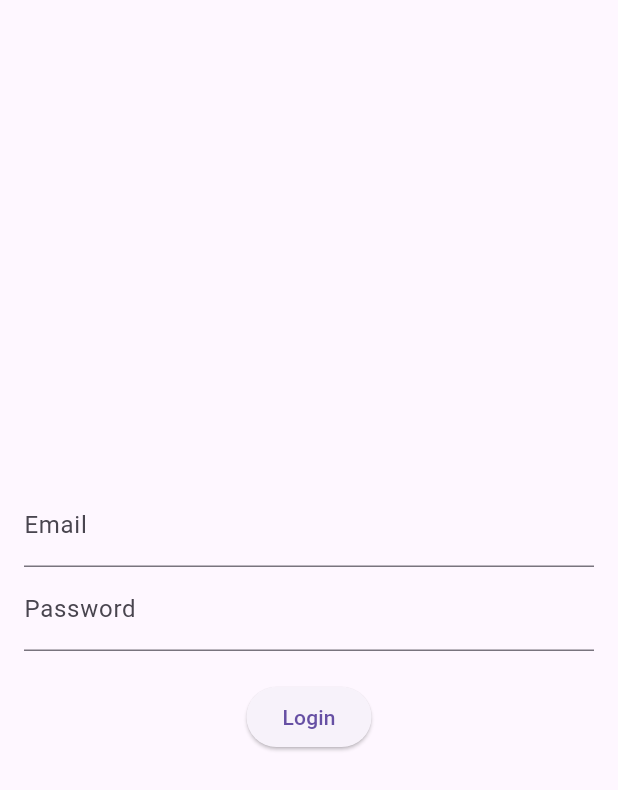
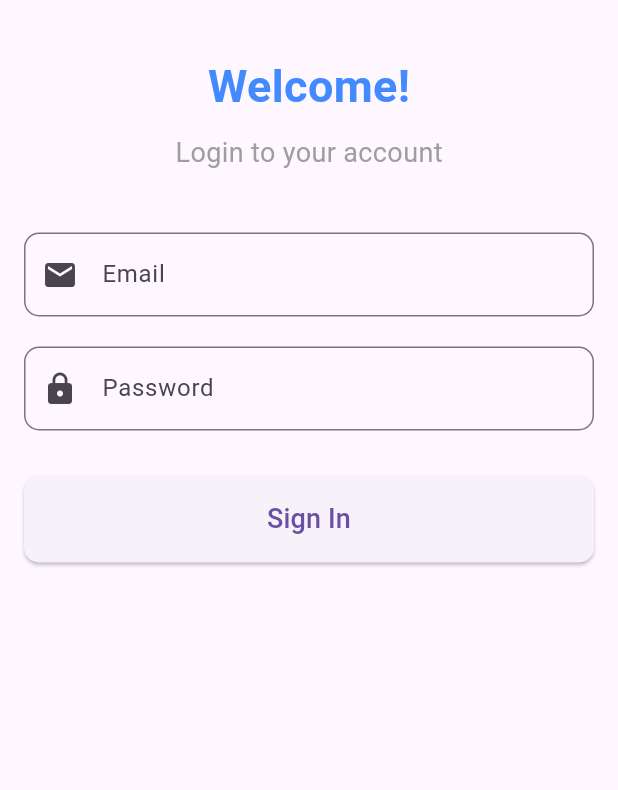
Before and after one commit to hoangvi241002/TestMobileApp, a Flutter app: the screen it shows after launch, on a phone screen of 412 x 824 dp. Shown: the top 790 px of the screen. Run offline on Flutter 3.47's test engine with Material 3 defaults, Android fonts, the phone set to English and light mode, and no system bars; our stand-ins replace flutter_bloc, shared_preferences.

Commit message:
update UI home and Login screens

```diff
--- a/lib/views/login_screen.dart
+++ b/lib/views/login_screen.dart
@@ -1,6 +1,5 @@
 import 'package:flutter/material.dart';
 import 'package:flutter_bloc/flutter_bloc.dart';
-
 import '../view_models/login_bloc.dart';
 
 class LoginScreen extends StatefulWidget {
@@ -29,52 +28,101 @@ class _LoginScreenState extends State<LoginScreen> {
           if (state is LoginSuccess) {
             Navigator.pushReplacementNamed(context, '/home');
           } else if (state is LoginFailure) {
-            ScaffoldMessenger.of(context).showSnackBar(SnackBar(content: Text(state.message)));
+            ScaffoldMessenger.of(context)
+                .showSnackBar(SnackBar(content: Text(state.message)));
           }
         },
-        child: BlocBuilder<LoginBloc, LoginState> (
+        child: BlocBuilder<LoginBloc, LoginState>(
           builder: (context, state) {
-            if(state is LoginLoading) {
+            if (state is LoginLoading) {
               return const Center(child: CircularProgressIndicator());
             }
 
-            return Padding(
+            return SingleChildScrollView(
+              child: Padding(
                 padding: const EdgeInsets.all(16.0),
-              child: Form(
+                child: Column(
+                  crossAxisAlignment: CrossAxisAlignment.center,
+                  children: [
+                    const SizedBox(height: 20),
+                    const Text(
+                      "Welcome!",
+                      style: TextStyle(
+                          fontSize: 30,
+                          fontWeight: FontWeight.bold,
+                          color: Colors.blueAccent),
+                    ),
+                    const SizedBox(height: 10),
+                    const Text(
+                      "Login to your account",
+                      style: TextStyle(fontSize: 18, color: Colors.grey),
+                    ),
+                    const SizedBox(height: 40),
+                    Form(
                       key: _formKey,
                       child: Column(
                         mainAxisAlignment: MainAxisAlignment.center,
                         children: [
                           TextFormField(
                             controller: _emailController,
-                      decoration: const InputDecoration(labelText: "Email"),
+                            decoration: InputDecoration(
+                              labelText: "Email",
+                              border: OutlineInputBorder(
+                                borderRadius: BorderRadius.circular(10.0),
+                              ),
+                              prefixIcon: const Icon(Icons.email),
+                            ),
                             validator: (value) {
-                        if(value == null || value.isEmpty || !RegExp(r'^[\w-\.]+@([\w-]+\.)+[\w-]{2,4}$').hasMatch(value)) {
-                          return 'Please enter a valid email';
-                        }
-                        return null;
-                      },
-                    ),
-                    TextFormField(
-                      controller: _passwordController,
-                      decoration: const InputDecoration(labelText: "Password"),
-                      obscureText: true,
-                      validator: (value) {
-                        if (value == null || value.isEmpty || value.length < 6 || !RegExp(r'^(?=.*[0-9])(?=.*[a-z])(?=.*[A-Z]).{6,}$').hasMatch(value)) {
-                          return 'Password must be at least 6 characters, include an uppercase letter, a lowercase letter, and a number';
+                              if (value == null || value.isEmpty || !RegExp(r'^[\w-\.]+@([\w-]+\.)+[\w-]{2,4}$').hasMatch(value)) {
+                                return 'Please enter a valid email.';
                               }
                               return null;
                             },
                           ),
                           const SizedBox(height: 20),
-                    ElevatedButton(
+                          TextFormField(
+                            controller: _passwordController,
+                            decoration: InputDecoration(
+                              labelText: "Password",
+                              border: OutlineInputBorder(
+                                borderRadius: BorderRadius.circular(10.0),
+                              ),
+                              prefixIcon: const Icon(Icons.lock),
+                            ),
+                            obscureText: true,
+                            validator: (value) {
+                              if (value == null || value.isEmpty || value.length < 6 || !RegExp(r'^(?=.*[0-9])(?=.*[a-z])(?=.*[A-Z]).{6,}$').hasMatch(value)) {
+                                return 'Password must be at least 6 characters. \nInclude an uppercase letter. \nA lowercase letter, and a number.';
+                              }
+                              return null;
+                            },
+                          ),
+                          const SizedBox(height: 30),
+                          SizedBox(
+                            width: double.infinity,
+                            child: ElevatedButton(
                               onPressed: () {
                                 if (_formKey.currentState!.validate()) {
-                          BlocProvider.of<LoginBloc>(context).login(_emailController.text, _passwordController.text);
+                                  BlocProvider.of<LoginBloc>(context).login(
+                                      _emailController.text,
+                                      _passwordController.text);
                                 }
                               },
-                      child: const Text('Login'),
+                              style: ElevatedButton.styleFrom(
+                                padding: const EdgeInsets.symmetric(vertical: 16),
+                                shape: RoundedRectangleBorder(
+                                  borderRadius: BorderRadius.circular(10),
+                                ),
+                              ),
+                              child: const Text(
+                                'Sign In',
+                                style: TextStyle(fontSize: 18),
+                              ),
+                            ),
                           )
+                        ],
+                      ),
+                    ),
                   ],
                 ),
               ),
```
Also changed, not shown: lib/views/home_screen.dart (+28 -7 lines). Lines whose indentation alone changed are shown as unchanged.
